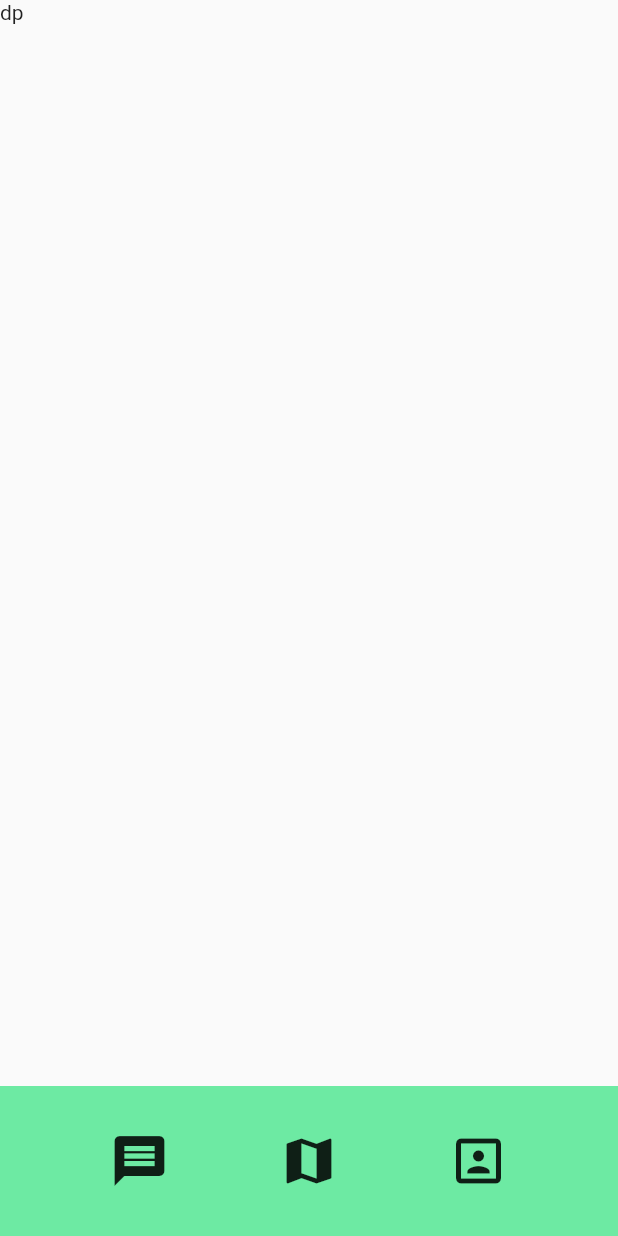
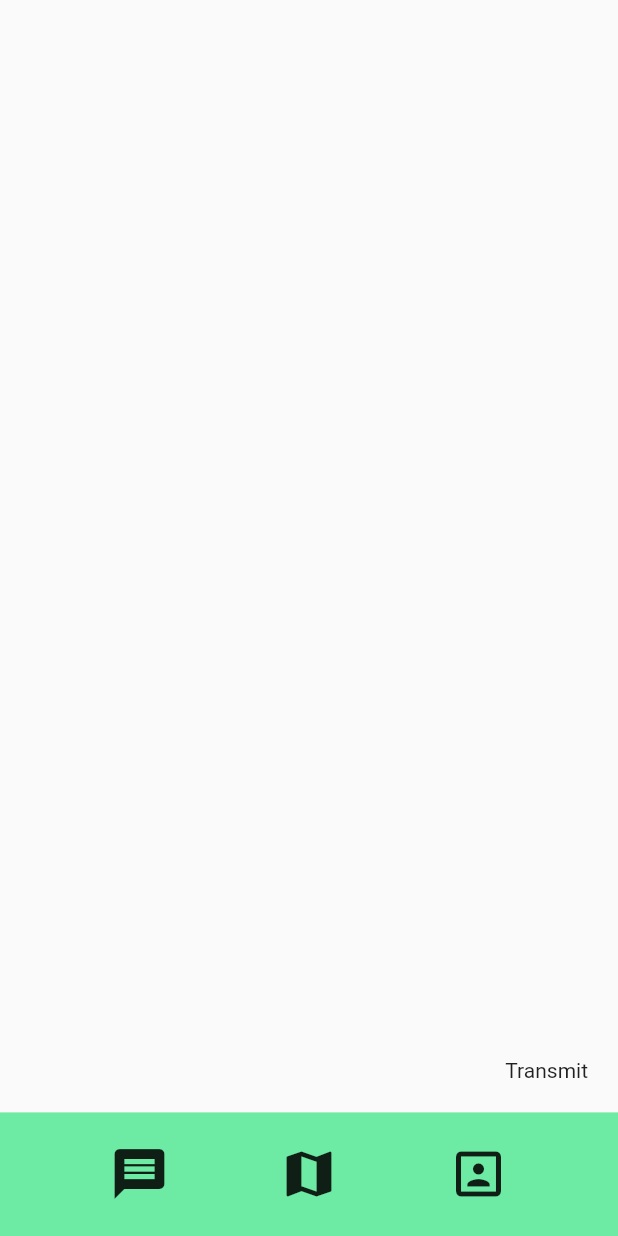
Before and after one commit to Tiaaaaaa/Frequency, a Flutter app: the MapPage screen opened directly, on a phone screen of 412 x 824 dp. Run offline on Flutter 3.47's test engine with Material 2 defaults, Android fonts, the phone set to English and light mode, and no system bars.

Commit message:
convertito da unità di misura fissa a unità dinamica

```diff
--- a/lib/footer.dart
+++ b/lib/footer.dart
@@ -7,7 +7,10 @@ class Footer extends StatelessWidget {
 
   @override
   Widget build(BuildContext context) {
-    return Container(
+    return FractionallySizedBox(
+      heightFactor: 0.1,
+      widthFactor: 1,
+      child: Container(
         height: 100,
         color: const Color.fromRGBO(109, 234, 163, 1),
         child: Row(
@@ -46,6 +49,6 @@ class Footer extends StatelessWidget {
                   size: 40,
                 )),
           ],
-        ));
+        )));
   }
 }
--- a/lib/map_page.dart
+++ b/lib/map_page.dart
@@ -1,12 +1,29 @@
+import 'dart:ui';
+
 import 'package:flutter/material.dart';
 import 'package:frequency/footer.dart';
 
 class MapPage extends StatelessWidget {
+  const MapPage({super.key});
+
   @override
   Widget build(BuildContext context) {
     return Scaffold(
-      bottomSheet: Footer(),
-      body: Container(child: Text("dp")),
-    );
+        bottomSheet: const Footer(),
+        body: FractionallySizedBox(
+          heightFactor: 0.9,
+          widthFactor: 1,
+          child: Container(
+            child: Stack(children: [
+              Positioned(
+                  bottom: 20,
+                  right: 20,
+                  child: InkWell(
+                    child: Text("Transmit"),
+                    onTap: () => {print("trasmettendo")},
+                  )),
+            ]),
+          ),
+        ));
   }
 }
```
